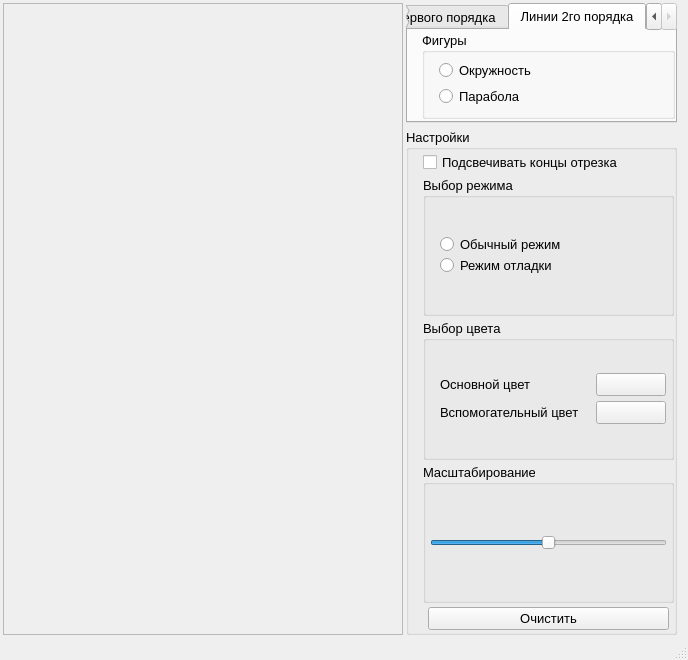
The window that mainwindow.ui (asvitenkov/GIIS) describes before a commit, drawn with Qt 5.
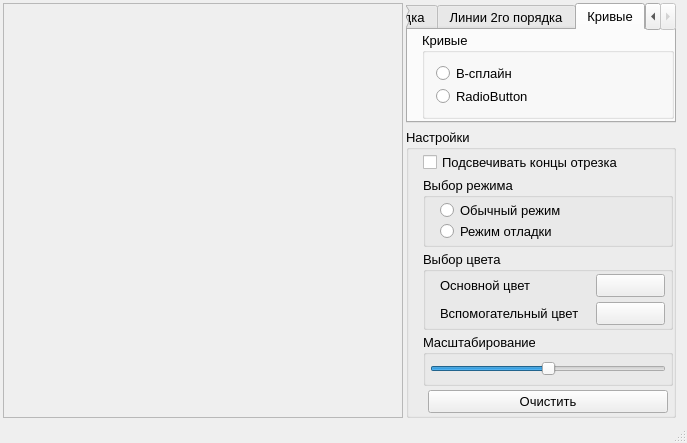
The same window after the commit. The open tabs and pages were chosen to show the change.

Commit message: доделал  сплайн Необходимо переделать автоматическую подсветку основных точек алгоритма

Diff of the .ui file:
```diff
--- a/mainwindow.ui
+++ b/mainwindow.ui
@@ -6,8 +6,8 @@
    <rect>
     <x>0</x>
     <y>0</y>
-    <width>688</width>
-    <height>660</height>
+    <width>687</width>
+    <height>443</height>
    </rect>
   </property>
   <property name="windowTitle">
@@ -263,6 +263,51 @@
           </item>
          </layout>
         </widget>
+        <widget class="QWidget" name="algorithmCurves">
+         <attribute name="title">
+          <string>Кривые</string>
+         </attribute>
+         <layout class="QGridLayout" name="gridLayout_12">
+          <property name="leftMargin">
+           <number>14</number>
+          </property>
+          <property name="topMargin">
+           <number>2</number>
+          </property>
+          <property name="rightMargin">
+           <number>0</number>
+          </property>
+          <property name="bottomMargin">
+           <number>2</number>
+          </property>
+          <property name="spacing">
+           <number>0</number>
+          </property>
+          <item row="1" column="0">
+           <widget class="QGroupBox" name="groupBox_3">
+            <property name="title">
+             <string>Кривые</string>
+            </property>
+            <layout class="QGridLayout" name="gridLayout_11">
+             <item row="0" column="0">
+              <widget class="QRadioButton" name="radioBtnBSpline">
+               <property name="text">
+                <string>B-сплайн</string>
+               </property>
+              </widget>
+             </item>
+             <item row="1" column="0">
+              <widget class="QRadioButton" name="radioButton_2">
+               <property name="text">
+                <string>RadioButton</string>
+               </property>
+              </widget>
+             </item>
+            </layout>
+           </widget>
+          </item>
+         </layout>
+        </widget>
        </widget>
       </item>
       <item>
```
Left out of the diff: 4 changed lines with no effect on the pictures. The commit also changes 19 other files.
